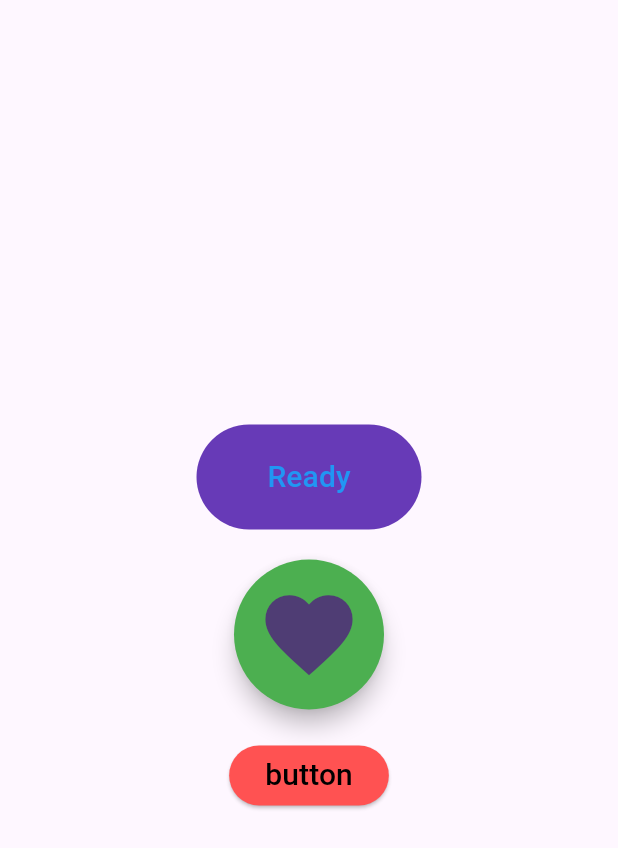
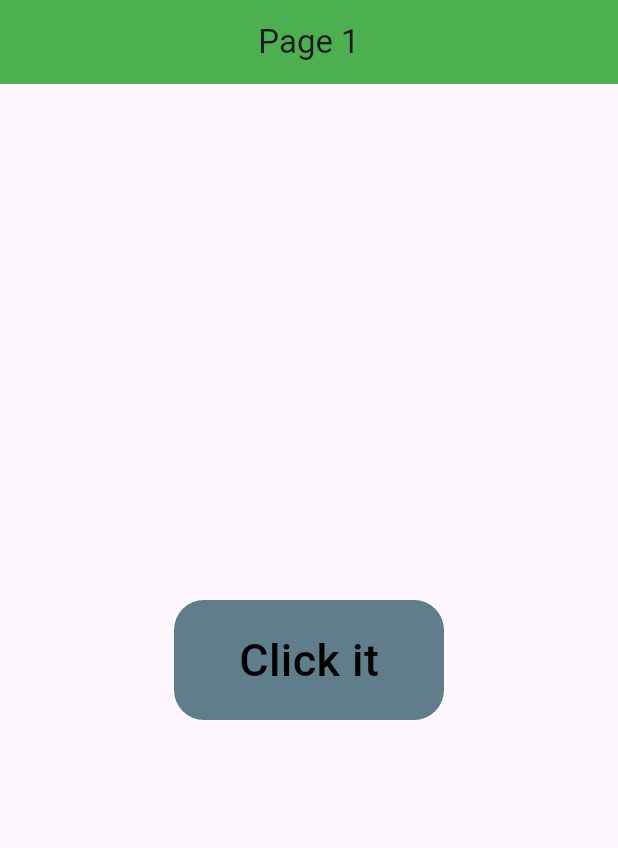
Before and after one commit to azizbekyokhubov1999/widgets_flutter_practise, a Flutter app: the screen it shows after launch, on a phone screen of 412 x 824 dp. Shown: the top 848 px of the screen. Run offline on Flutter 3.47's test engine with Material 3 defaults, Android fonts, the phone set to English and light mode, and no system bars.

Commit message:
for video 5 | Simple navigation

```diff
--- a/lib/main.dart
+++ b/lib/main.dart
@@ -1,6 +1,7 @@
 import 'package:flutter/material.dart';
 import 'package:widgets_flutter_practise/pages/home_page.dart';
 import 'package:widgets_flutter_practise/pages/my_buttons.dart';
+import 'package:widgets_flutter_practise/pages/page_1.dart';
 
 void main() {
   runApp(const MyApp());
@@ -18,7 +19,7 @@ class MyApp extends StatelessWidget {
         colorScheme: ColorScheme.fromSeed(seedColor: Colors.deepPurple),
         useMaterial3: true,
       ),
-      home: MyButtons()
+      home: Page1()
     );
   }
 }
--- /dev/null
+++ b/lib/pages/page_1.dart
@@ -0,0 +1,42 @@
+import 'package:flutter/material.dart';
+import 'package:widgets_flutter_practise/pages/page_2.dart';
+
+class Page1 extends StatelessWidget {
+  const Page1({super.key});
+
+  @override
+  Widget build(BuildContext context) {
+    return Scaffold(
+      appBar: AppBar(
+        title: Text("Page 1"),
+        centerTitle: true,
+        backgroundColor: Colors.green,
+      ),
+      body: GestureDetector(
+        onTap: (){
+          Navigator.push(context, MaterialPageRoute(builder: (context) => Page2()));
+        },
+        child: Center(
+          child: Container(
+            height: 80,
+            width: 180,
+            decoration: BoxDecoration(
+              color: Colors.blueGrey,
+              borderRadius: BorderRadius.circular(20)
+            ),
+            child: Center(
+              child: Text(
+                "Click it",
+                style: TextStyle(
+                  color: Colors.black,
+                  fontSize: 30,
+                  fontWeight: FontWeight.w500
+                ),
+              ),
+            ),
+          ),
+        ),
+      ),
+    );
+  }
+}
```
Also changed, not shown: lib/pages/page_2.dart (added, +24 -0 lines).
